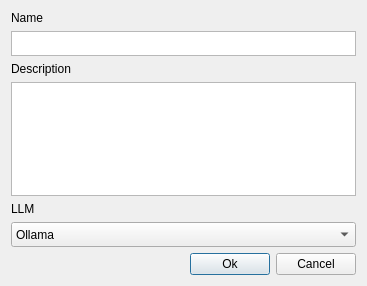
Before: the Qt Designer form dlgNewEditConversation.ui in MahdiFarnaghi/intelli_geo, drawn with Qt 5.
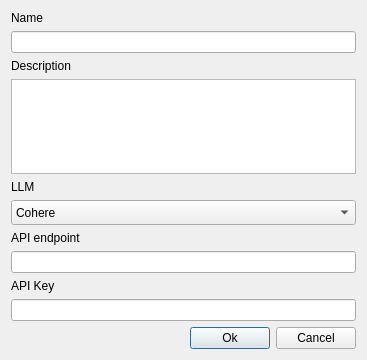
After: the same form once the commit is applied.

Commit message: Update Interface .ui files * Removed component in dock interface * Added combobox option in dialog interface

```diff
--- a/dlgNewEditConversation.ui
+++ b/dlgNewEditConversation.ui
@@ -7,7 +7,7 @@
     <x>0</x>
     <y>0</y>
     <width>367</width>
-    <height>286</height>
+    <height>360</height>
    </rect>
   </property>
   <property name="windowTitle">
@@ -22,20 +22,7 @@
     </widget>
    </item>
    <item>
-    <widget class="QPlainTextEdit" name="plainTextEdit">
-     <property name="sizePolicy">
-      <sizepolicy hsizetype="Expanding" vsizetype="Fixed">
-       <horstretch>0</horstretch>
-       <verstretch>0</verstretch>
-      </sizepolicy>
-     </property>
-     <property name="maximumSize">
-      <size>
-       <width>16777215</width>
-       <height>25</height>
-      </size>
-     </property>
-    </widget>
+    <widget class="QLineEdit" name="ptName"/>
    </item>
    <item>
     <widget class="QLabel" name="label_2">
@@ -76,7 +63,7 @@
      </property>
      <item>
       <property name="text">
-       <string>Ollama</string>
+       <string>Cohere</string>
       </property>
      </item>
      <item>
@@ -91,6 +78,26 @@
      </item>
     </widget>
    </item>
+   <item>
+    <widget class="QLabel" name="lblEndpoint">
+     <property name="text">
+      <string>API endpoint</string>
+     </property>
+    </widget>
+   </item>
+   <item>
+    <widget class="QLineEdit" name="txtAPIEndpoint"/>
+   </item>
+   <item>
+    <widget class="QLabel" name="lblAPIKey">
+     <property name="text">
+      <string>API Key</string>
+     </property>
+    </widget>
+   </item>
+   <item>
+    <widget class="QLineEdit" name="txtAPIKey"/>
+   </item>
    <item>
     <layout class="QHBoxLayout" name="horizontalLayout">
      <item>
```
Left out of the diff: 16 changed lines with no effect on the pictures. The commit also changes 1 other file.
